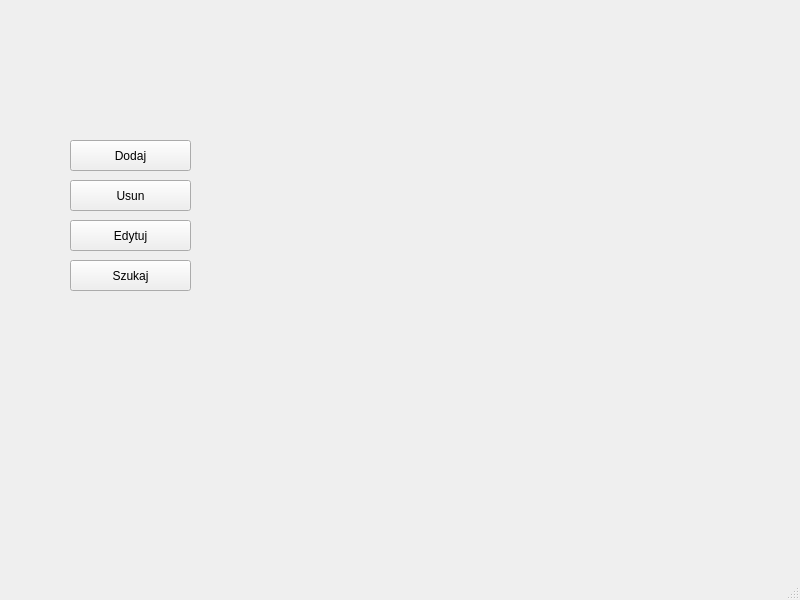
Before: the Qt Designer form mainwindow.ui in IPP-Projekt/Uczelnia_z_bibloteka_klas, drawn with Qt 5.
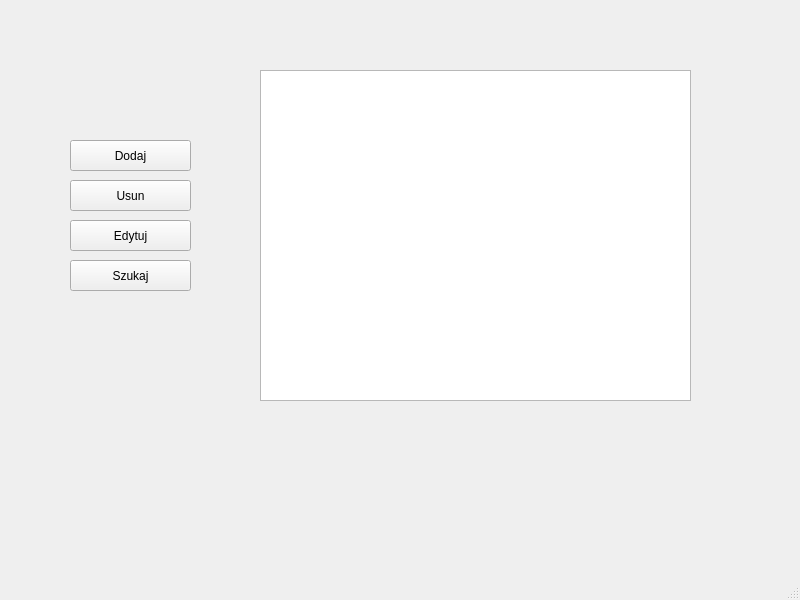
After: the same form once the commit is applied.

```diff
--- a/mainwindow.ui
+++ b/mainwindow.ui
@@ -66,6 +66,19 @@
      <string>Szukaj</string>
     </property>
    </widget>
+   <widget class="QTableView" name="tableViewDatabase">
+    <property name="enabled">
+     <bool>true</bool>
+    </property>
+    <property name="geometry">
+     <rect>
+      <x>260</x>
+      <y>70</y>
+      <width>431</width>
+      <height>331</height>
+     </rect>
+    </property>
+   </widget>
   </widget>
   <widget class="QMenuBar" name="menubar">
    <property name="geometry">
```
